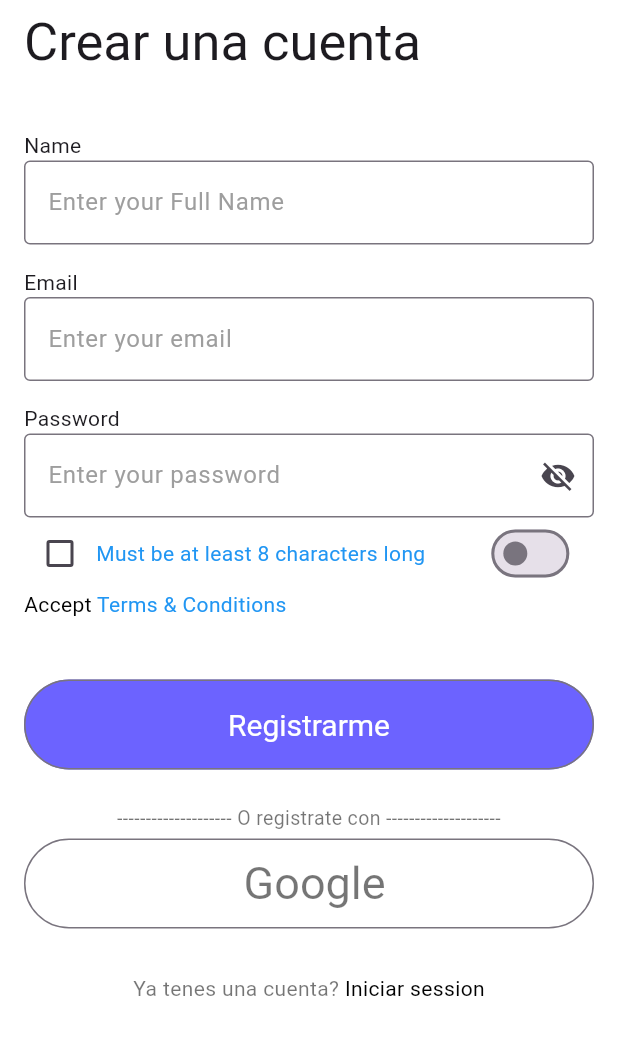
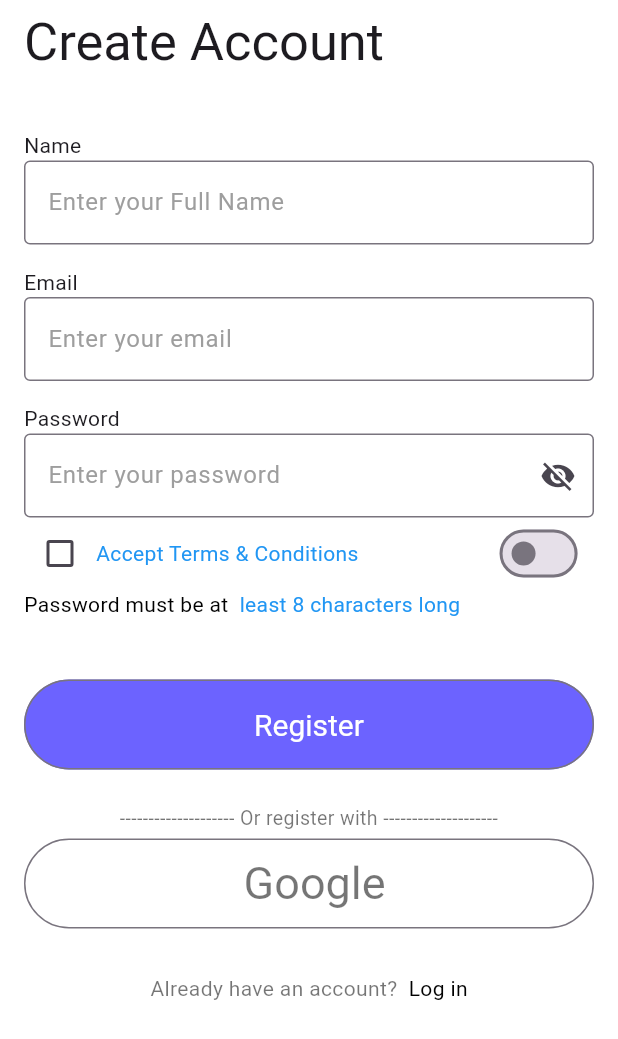
Before and after one commit to Daveohi/Task-Application, a Flutter app: the screen it shows after launch, after a tap on "Get Started", on a phone screen of 412 x 824 dp. Shown: the top 1039 px of the screen. Run offline on Flutter 3.47's test engine with Material 3 defaults, Android fonts, the phone set to English and light mode, and no system bars; our stand-ins replace dots_indicator, flutter_slidable, flutter_speed_dial.

Commit message:
feature/fixed form UI

```diff
--- a/task_application/lib/firstpage.dart
+++ b/task_application/lib/firstpage.dart
@@ -100,7 +100,7 @@ class _FirstpageState extends State<Firstpage> {
               TextSpan(
                 children: <TextSpan>[
                   TextSpan(
-                    text: 'Already have an account',
+                    text: 'Already have an account? ',
                     style: TextStyle(
                       color: Colors.black54,
                     ),
--- a/task_application/lib/secondscreen.dart
+++ b/task_application/lib/secondscreen.dart
@@ -1,6 +1,5 @@
 import 'package:flutter/material.dart';
 import 'package:task_application/bottomnavigator.dart';
-
 
 class Secondscreen extends StatefulWidget {
   const Secondscreen(
@@ -43,8 +42,12 @@ class _SecondscreenState extends State<Secondscreen> {
             TextButton(
               onPressed: () {
                 Navigator.of(context).pop();
-                Navigator.push(context,
-                    MaterialPageRoute(builder: (context) => BottomNavigator(fullName: _fullNameController.text,)));
+                Navigator.push(
+                    context,
+                    MaterialPageRoute(
+                        builder: (context) => BottomNavigator(
+                              fullName: _fullNameController.text,
+                            )));
               },
               child: const Text('OK'),
             ),
@@ -64,7 +67,7 @@ class _SecondscreenState extends State<Secondscreen> {
         backgroundColor: Colors.white,
         automaticallyImplyLeading: false,
         title: const Text(
-          'Crear una cuenta',
+          'Create Account',
           style: TextStyle(fontSize: 35),
           maxLines: 2,
         ),
@@ -160,17 +163,15 @@ class _SecondscreenState extends State<Secondscreen> {
                       activeColor: Colors.black,
                     ),
                     const Text(
-                      'Must be at least 8 characters long',
+                      'Accept Terms & Conditions',
                       style: TextStyle(color: Colors.blue),
                     ),
                     Row(
                       children: [
                         const Padding(
                           padding: EdgeInsets.only(
-                            left: 40,
-
+                            left: 90,
                           ),
-
                         ),
                         Switch.adaptive(
                           activeColor: const Color(0xFF6C63FF),
@@ -189,13 +190,13 @@ class _SecondscreenState extends State<Secondscreen> {
                   TextSpan(
                     children: <TextSpan>[
                       TextSpan(
-                        text: 'Accept',
+                        text: 'Password must be at ',
                         style: TextStyle(
                           color: Colors.black,
                         ),
                       ),
                       TextSpan(
-                        text: ' Terms & Conditions',
+                        text: ' least 8 characters long',
                         style: TextStyle(color: Colors.blue),
                       ),
                     ],
@@ -218,10 +219,9 @@ class _SecondscreenState extends State<Secondscreen> {
                     ),
                     onPressed: () {
                       _submit();
-
                     },
                     child: const Text(
-                      'Registrarme',
+                      'Register',
                       style: TextStyle(color: Colors.white),
                       textAlign: TextAlign.center,
                     ),
@@ -233,8 +233,9 @@ class _SecondscreenState extends State<Secondscreen> {
                 const Center(
                   child: Text(
                     textAlign: TextAlign.center,
-                    '-------------------- O registrate con --------------------',
-                    style: TextStyle(color: Colors.black54, fontSize: 13, height: 2),
+                    '-------------------- Or register with --------------------',
+                    style: TextStyle(
+                        color: Colors.black54, fontSize: 13, height: 2),
                   ),
                 ),
                 Center(
@@ -251,11 +252,10 @@ class _SecondscreenState extends State<Secondscreen> {
                     ),
                     onPressed: () {
                       _submit();
-
                     },
                     child: const Text(
-                            ' Google',
-                            style: TextStyle(color: Colors.black54, fontSize: 30),
+                      ' Google',
+                      style: TextStyle(color: Colors.black54, fontSize: 30),
                     ),
                   ),
                 ),
@@ -273,13 +273,13 @@ class _SecondscreenState extends State<Secondscreen> {
                     TextSpan(
                       children: <TextSpan>[
                         TextSpan(
-                          text: 'Ya tenes una cuenta?',
+                          text: 'Already have an account? ',
                           style: TextStyle(
                             color: Colors.black54,
                           ),
                         ),
                         TextSpan(
-                          text: ' Iniciar session',
+                          text: ' Log in',
                           style: TextStyle(color: Colors.black),
                         ),
                       ],
```
